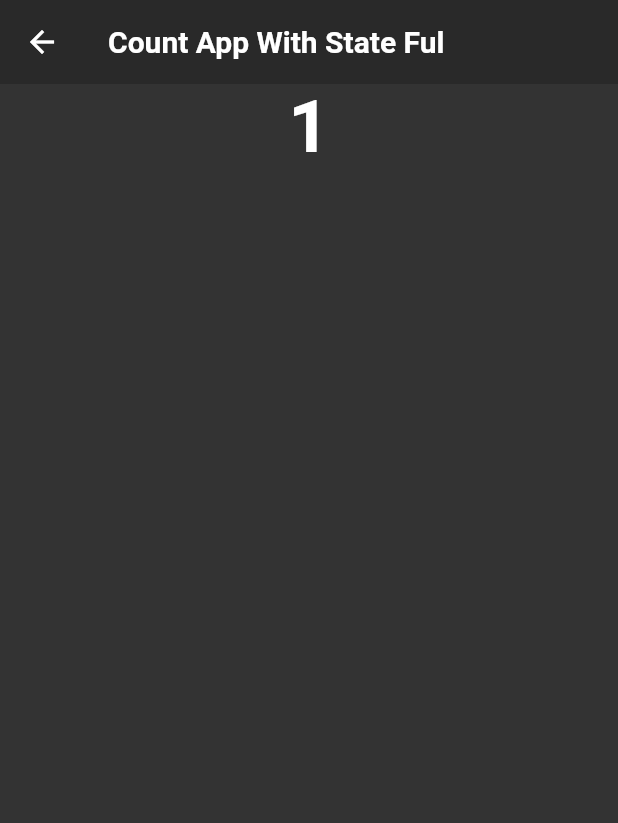
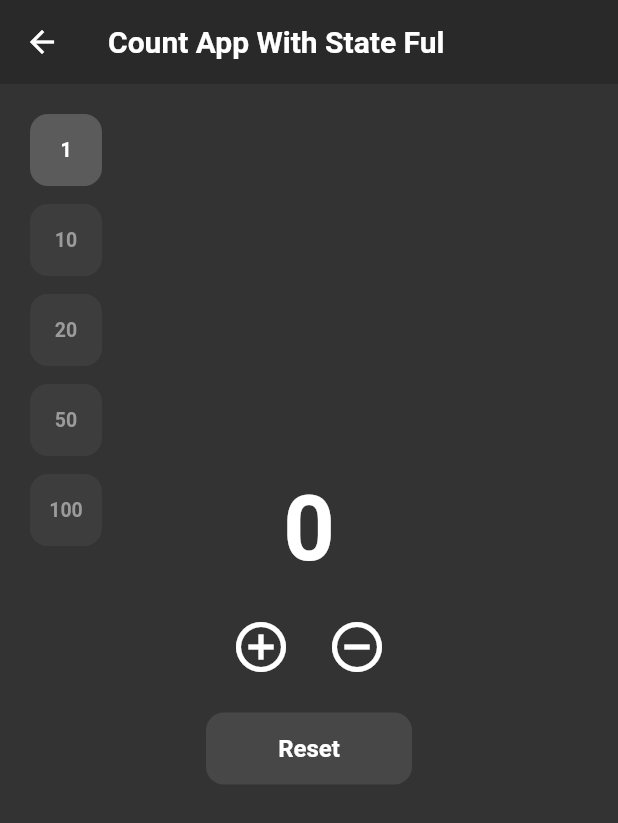
Before and after one commit to boglbbogl/flutter_velog_sample, a Flutter app: the CountScreenWithStateFul screen opened by its route, on a phone screen of 412 x 824 dp. Shown: the top 823 px of the screen. Run offline on Flutter 3.47's test engine with Material 2 defaults, Android fonts, the phone set to English and light mode, and no system bars; statements that could not run were skipped.

Commit message:
create count with stateful

```diff
--- /dev/null
+++ b/lib/count_app/count_screen_public_ui.dart
@@ -0,0 +1,123 @@
+import 'package:flutter/material.dart';
+
+Stack countScreenPublicUI({
+  required BuildContext context,
+  required int count,
+  required int selectCount,
+  required Function() onIncrement,
+  required Function() onDecrement,
+  required Function() onReset,
+  required Function(int) onCount,
+}) {
+  return Stack(
+    children: [
+      Column(
+        mainAxisAlignment: MainAxisAlignment.center,
+        children: [
+          SizedBox(
+              width: MediaQuery.of(context).size.width,
+              child: Center(
+                child: Text(
+                  "$count",
+                  style: const TextStyle(
+                      fontSize: 60, fontWeight: FontWeight.bold),
+                ),
+              )),
+          const SizedBox(height: 24),
+          Row(
+            mainAxisAlignment: MainAxisAlignment.center,
+            children: [
+              GestureDetector(
+                onTap: onIncrement,
+                child: const Icon(
+                  Icons.add_circle_outline,
+                  size: 40,
+                ),
+              ),
+              const SizedBox(width: 24),
+              GestureDetector(
+                onTap: onDecrement,
+                child: const Icon(
+                  Icons.remove_circle_outline,
+                  size: 40,
+                ),
+              )
+            ],
+          ),
+          const SizedBox(height: 24),
+          GestureDetector(
+            onTap: onReset,
+            child: Container(
+              width: MediaQuery.of(context).size.width / 3,
+              height: 48,
+              decoration: BoxDecoration(
+                  color: const Color.fromRGBO(71, 71, 71, 1),
+                  borderRadius: BorderRadius.circular(12)),
+              child: const Center(
+                child: Text(
+                  'Reset',
+                  style: TextStyle(fontSize: 16, fontWeight: FontWeight.bold),
+                ),
+              ),
+            ),
+          ),
+          const SizedBox(height: 40),
+        ],
+      ),
+      Positioned(
+        top: 20,
+        child: SizedBox(
+          height: MediaQuery.of(context).size.height,
+          child: Padding(
+            padding: const EdgeInsets.only(left: 20),
+            child: Column(
+              children: [
+                _selectedCountBox(
+                    onTap: onCount, selectNumber: selectCount, number: 1),
+                _selectedCountBox(
+                    onTap: onCount, selectNumber: selectCount, number: 10),
+                _selectedCountBox(
+                    onTap: onCount, selectNumber: selectCount, number: 20),
+                _selectedCountBox(
+                    onTap: onCount, selectNumber: selectCount, number: 50),
+                _selectedCountBox(
+                    onTap: onCount, selectNumber: selectCount, number: 100),
+              ],
+            ),
+          ),
+        ),
+      ),
+    ],
+  );
+}
+
+GestureDetector _selectedCountBox({
+  required Function(int) onTap,
+  required int number,
+  required int selectNumber,
+}) {
+  return GestureDetector(
+    onTap: () => onTap(number),
+    child: Padding(
+      padding: const EdgeInsets.only(bottom: 12),
+      child: Container(
+        width: 48,
+        height: 48,
+        decoration: BoxDecoration(
+            color: selectNumber == number
+                ? const Color.fromRGBO(91, 91, 91, 1)
+                : const Color.fromRGBO(61, 61, 61, 1),
+            borderRadius: BorderRadius.circular(12)),
+        child: Center(
+            child: Text(
+          '$number',
+          style: TextStyle(
+              fontWeight: FontWeight.bold,
+              color: selectNumber == number
+                  ? Colors.white
+                  : const Color.fromRGBO(155, 155, 155, 1)),
+        )),
+      ),
+    ),
+  );
+}
--- a/lib/count_app/count_screen_with_stateful.dart
+++ b/lib/count_app/count_screen_with_stateful.dart
@@ -1,5 +1,6 @@
 import 'package:flutter/material.dart';
 import 'package:flutter_velog_sample/core/app_bar.dart';
+import 'package:flutter_velog_sample/count_app/count_screen_public_ui.dart';
 
 class CountScreenWithStateFul extends StatefulWidget {
   const CountScreenWithStateFul({super.key});
@@ -10,22 +11,45 @@ class CountScreenWithStateFul extends StatefulWidget {
 }
 
 class _CountScreenWithStateFulState extends State<CountScreenWithStateFul> {
+  int _count = 0;
+  int _selectCount = 1;
+
   @override
   Widget build(BuildContext context) {
     return Scaffold(
-      appBar: appBar(title: 'Count App With State Ful'),
-      body: Column(
-        children: [
-          SizedBox(
-              width: MediaQuery.of(context).size.width,
-              child: const Center(
-                child: Text(
-                  '1',
-                  style: TextStyle(fontSize: 48, fontWeight: FontWeight.bold),
-                ),
-              )),
-        ],
-      ),
-    );
+        appBar: appBar(title: 'Count App With State Ful'),
+        body: countScreenPublicUI(
+          context: context,
+          count: _count,
+          selectCount: _selectCount,
+          onIncrement: _increment,
+          onDecrement: _decrement,
+          onReset: _reset,
+          onCount: _select,
+        ));
+  }
+
+  void _reset() {
+    setState(() {
+      _count = 0;
+    });
+  }
+
+  void _select(int number) {
+    setState(() {
+      _selectCount = number;
+    });
+  }
+
+  void _increment() {
+    setState(() {
+      _count = _count + _selectCount;
+    });
+  }
+
+  void _decrement() {
+    setState(() {
+      _count = _count - _selectCount;
+    });
   }
 }
```
Also changed, not shown: lib/count_app/count_screen_with_provider.dart (+22 -0 lines).
